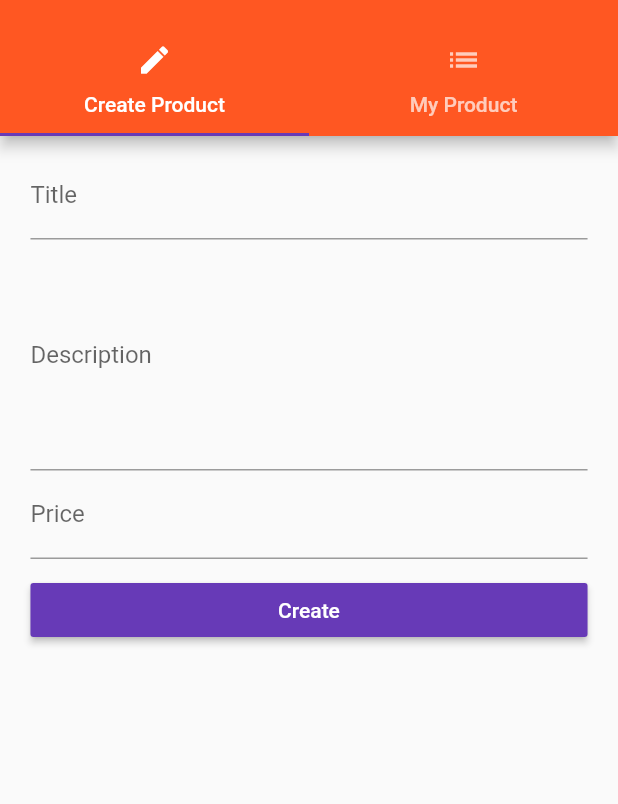
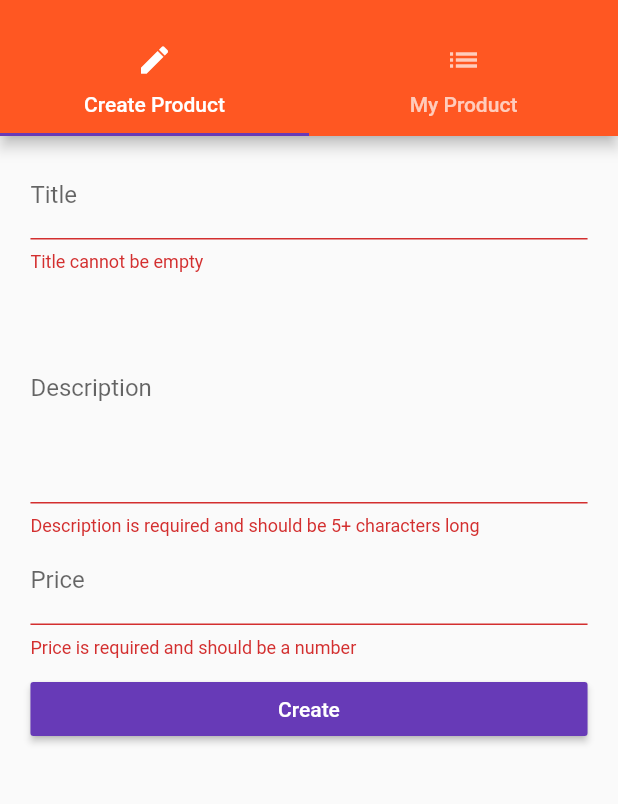
Before and after one commit to fardeen9983/Flutter-Projects, a Flutter app: the ProductsAdminPage screen opened by its route, after a tap on "Create", on a phone screen of 412 x 824 dp, the part 59-863 px from its top. Run offline on Flutter 3.47's test engine with Material 2 defaults, Android fonts, the phone set to English and light mode, and no system bars.

```diff
--- a/easy_list/lib/pages/product_create.dart
+++ b/easy_list/lib/pages/product_create.dart
@@ -57,6 +57,9 @@ class _ProductCreateState extends State<ProductCreatePage> {
     return Column(
       children: <Widget>[
         TextFormField(
+          validator: (val) {
+            if (val.isEmpty) return 'Title cannot be empty';
+          },
           decoration: InputDecoration(labelText: "Title"),
           onSaved: (val) {
             setState(() {
@@ -65,6 +68,10 @@ class _ProductCreateState extends State<ProductCreatePage> {
           },
         ),
         TextFormField(
+          validator: (val) {
+            if (val.isEmpty || val.length < 5)
+              return 'Description is required and should be 5+ characters long';
+          },
           decoration: InputDecoration(labelText: "Description"),
           onSaved: (val) {
             setState(() {
@@ -74,6 +81,11 @@ class _ProductCreateState extends State<ProductCreatePage> {
           maxLines: 6,
         ),
         TextFormField(
+          validator: (val) {
+            if (val.isEmpty ||
+                !RegExp(r'^(?:[1-9]\d*|0)?(?:\.\d+)?$').hasMatch(val))
+              return 'Price is required and should be a number';
+          },
           decoration: InputDecoration(labelText: "Price"),
           onSaved: (val) {
             setState(() {
@@ -87,6 +99,7 @@ class _ProductCreateState extends State<ProductCreatePage> {
   }
 
   void _createProduct() {
+    if (!_formKey.currentState.validate()) return;
     _formKey.currentState.save();
     double price = double.parse(this.price);
     widget.addProduct({
```
